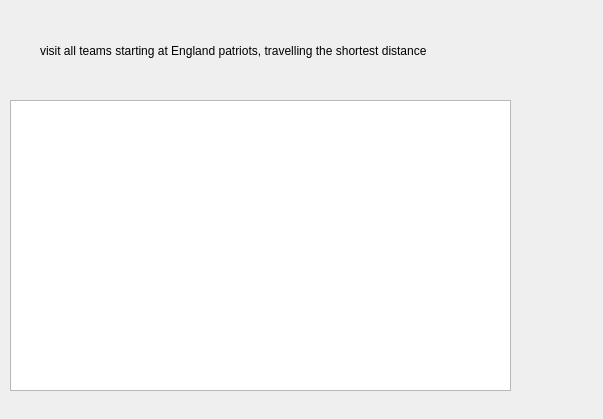
Before: the Qt Designer form Project-2-NFL/shortestDistance.ui in massivemembrain/Project-2-NFL, drawn with Qt 5.
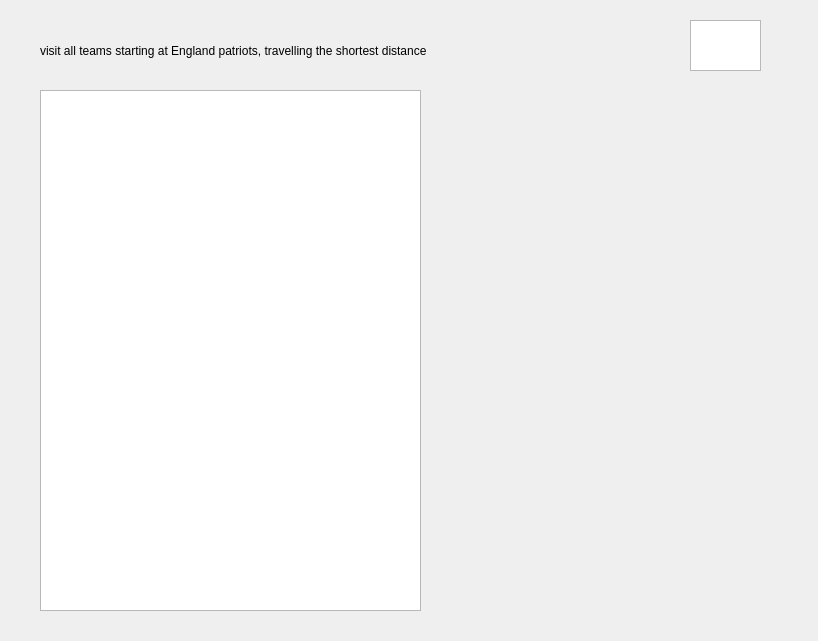
After: the same form once the commit is applied.

Commit message: shortest from new england, cleaned db/ ui

What changed in the file:
```diff
--- a/Project-2-NFL/shortestDistance.ui
+++ b/Project-2-NFL/shortestDistance.ui
@@ -6,8 +6,8 @@
    <rect>
     <x>0</x>
     <y>0</y>
-    <width>603</width>
-    <height>419</height>
+    <width>818</width>
+    <height>641</height>
    </rect>
   </property>
   <property name="windowTitle">
@@ -16,10 +16,10 @@
   <widget class="QTableView" name="tableView">
    <property name="geometry">
     <rect>
-     <x>10</x>
-     <y>100</y>
-     <width>501</width>
-     <height>291</height>
+     <x>690</x>
+     <y>20</y>
+     <width>71</width>
+     <height>51</height>
     </rect>
    </property>
   </widget>
@@ -36,6 +36,16 @@
     <string>visit all teams starting at England patriots, travelling the shortest distance </string>
    </property>
   </widget>
+  <widget class="QTextBrowser" name="textBrowser">
+   <property name="geometry">
+    <rect>
+     <x>40</x>
+     <y>90</y>
+     <width>381</width>
+     <height>521</height>
+    </rect>
+   </property>
+  </widget>
  </widget>
  <resources/>
  <connections/>
```
The commit also changes 92 other files.
